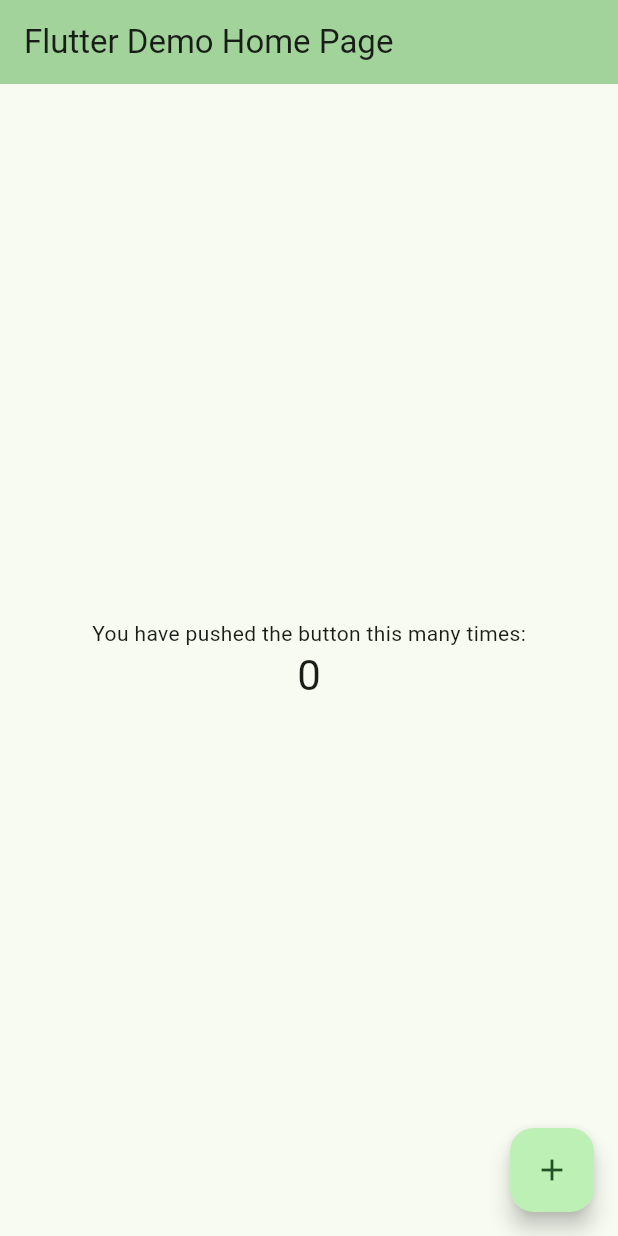
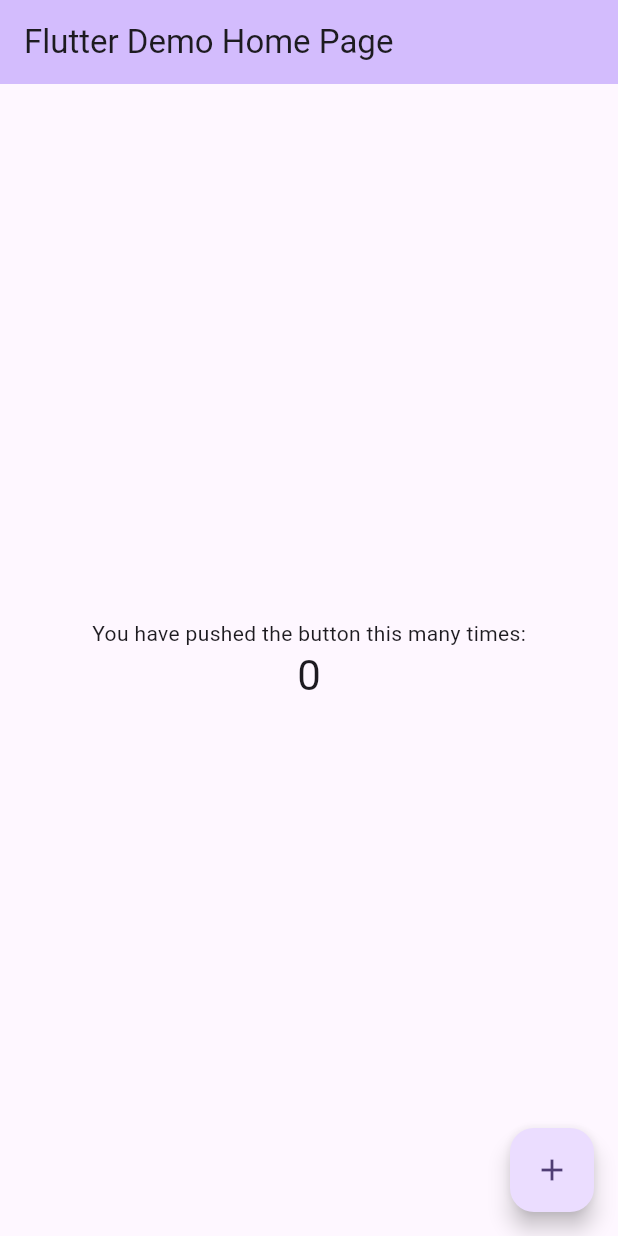
Before and after one commit to Fundamentos-Moviles/exameni-denzelomar-mndzvzqz, a Flutter app: the screen it shows after launch, on a phone screen of 412 x 824 dp. Run offline on Flutter 3.47's test engine with Material 3 defaults, Android fonts, the phone set to English and light mode, and no system bars.

Commit message:
Proyecto Flutter Inicializado

```diff
--- a/lib/main.dart
+++ b/lib/main.dart
@@ -28,7 +28,7 @@ class MyApp extends StatelessWidget {
         //
         // This works for code too, not just values: Most code changes can be
         // tested with just a hot reload.
-        colorScheme: ColorScheme.fromSeed(seedColor: Colors.green),
+        colorScheme: ColorScheme.fromSeed(seedColor: Colors.deepPurple),
       ),
       home: const MyHomePage(title: 'Flutter Demo Home Page'),
     );
```
